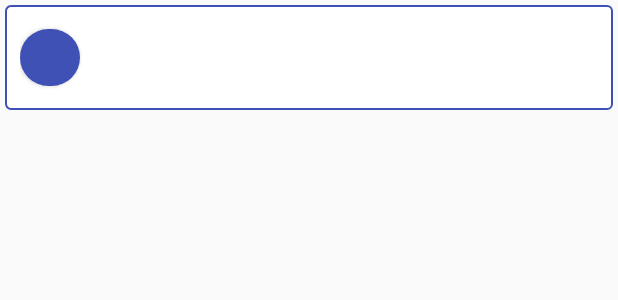
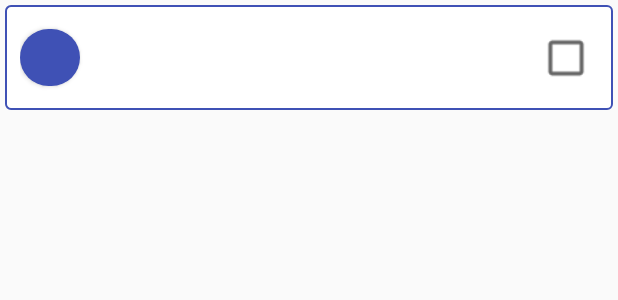
Before and after one commit to carlosesteven/To_Do_List, an Android app: the layout item_tarea.xml on its own in the app's theme, with its tools: preview values and no code run, on a phone screen of 412 x 824 dp. Shown: the top 300 px of the screen. Run offline under Robolectric (Android 15) with nearby library versions, the phone set to English and light mode, and no system bars.

Commit message:
MARCAR TAREA COMO LISTA

```diff
--- a/app/src/main/java/csc/app/todolist/interfaz/activity/AgregarTarea.java
+++ b/app/src/main/java/csc/app/todolist/interfaz/activity/AgregarTarea.java
@@ -12,8 +12,8 @@ import com.google.android.material.floatingactionbutton.FloatingActionButton;
 import com.google.android.material.textfield.TextInputEditText;
 
 import csc.app.todolist.R;
-import csc.app.todolist.room.ViewModel.VM_tareas;
 import csc.app.todolist.room.objetos.Tarea;
+import csc.app.todolist.room.view_model.VM_tareas;
 
 public class AgregarTarea extends AppCompatActivity {
 
--- a/app/src/main/java/csc/app/todolist/interfaz/activity/EditarTarea.java
+++ b/app/src/main/java/csc/app/todolist/interfaz/activity/EditarTarea.java
@@ -13,8 +13,8 @@ import com.google.android.material.floatingactionbutton.FloatingActionButton;
 import com.google.android.material.textfield.TextInputEditText;
 
 import csc.app.todolist.R;
-import csc.app.todolist.room.ViewModel.VM_tareas;
 import csc.app.todolist.room.objetos.Tarea;
+import csc.app.todolist.room.view_model.VM_tareas;
 import io.reactivex.android.schedulers.AndroidSchedulers;
 import io.reactivex.disposables.CompositeDisposable;
 import io.reactivex.disposables.Disposable;
--- a/app/src/main/java/csc/app/todolist/interfaz/activity/ListaTareas.java
+++ b/app/src/main/java/csc/app/todolist/interfaz/activity/ListaTareas.java
@@ -21,8 +21,8 @@ import java.util.List;
 
 import csc.app.todolist.R;
 import csc.app.todolist.interfaz.adaptador.RV_item;
-import csc.app.todolist.room.ViewModel.VM_tareas;
 import csc.app.todolist.room.objetos.Tarea;
+import csc.app.todolist.room.view_model.VM_tareas;
 import io.reactivex.android.schedulers.AndroidSchedulers;
 import io.reactivex.disposables.CompositeDisposable;
 import io.reactivex.disposables.Disposable;
@@ -128,6 +128,7 @@ public class ListaTareas extends AppCompatActivity {
     {
         RV_item adaptador = new RV_item(
                 lista,
+                getBaseContext(),
                 (v, position) -> {
                     Intent editar = new Intent( getBaseContext(), MostrarTarea.class );
                     editar.putExtra( "idTarea", lista.get( position ).getIdTarea() );
--- a/app/src/main/java/csc/app/todolist/interfaz/activity/MostrarTarea.java
+++ b/app/src/main/java/csc/app/todolist/interfaz/activity/MostrarTarea.java
@@ -17,8 +17,8 @@ import com.google.android.material.floatingactionbutton.FloatingActionButton;
 import org.jetbrains.annotations.NotNull;
 
 import csc.app.todolist.R;
-import csc.app.todolist.room.ViewModel.VM_tareas;
 import csc.app.todolist.room.objetos.Tarea;
+import csc.app.todolist.room.view_model.VM_tareas;
 import io.reactivex.android.schedulers.AndroidSchedulers;
 import io.reactivex.disposables.CompositeDisposable;
 import io.reactivex.disposables.Disposable;
--- a/app/src/main/java/csc/app/todolist/room/ViewModel/VM_tareas.java
+++ b/app/src/main/java/csc/app/todolist/room/view_model/VM_tareas.java
@@ -1,4 +1,4 @@
-package csc.app.todolist.room.ViewModel;
+package csc.app.todolist.room.view_model;
 
 import android.app.Application;
 import android.os.AsyncTask;
--- a/app/src/main/res/layout/activity_main.xml
+++ b/app/src/main/res/layout/activity_main.xml
@@ -22,7 +22,7 @@
         app:layout_constraintLeft_toLeftOf="parent"
         app:layout_constraintRight_toRightOf="parent"
 
-        android:background="@drawable/style_item"
+        android:background="@drawable/style_item_normal"
         android:layout_margin="3dp"
         >
         <ImageView
--- a/app/src/main/res/layout/item_tarea.xml
+++ b/app/src/main/res/layout/item_tarea.xml
@@ -4,9 +4,11 @@
     android:layout_height="wrap_content"
     xmlns:app="http://schemas.android.com/apk/res-auto"
 
-    android:background="@drawable/style_item"
+    android:background="@drawable/style_item_normal"
     android:layout_margin="3dp"
     android:padding="10dp"
+
+    android:id="@+id/itemContenedor"
     >
 
     <com.google.android.material.button.MaterialButton
@@ -21,7 +23,6 @@
 
         />
 
-
     <TextView
         android:id="@+id/itemTitulo"
         android:layout_width="0dp"
@@ -30,11 +31,26 @@
         app:layout_constraintTop_toTopOf="@+id/itemColor"
         app:layout_constraintBottom_toBottomOf="@+id/itemColor"
         app:layout_constraintLeft_toRightOf="@+id/itemColor"
-        app:layout_constraintRight_toRightOf="parent"
+        app:layout_constraintRight_toLeftOf="@+id/itemCompleto"
 
         android:layout_marginStart="10dp"
+        android:layout_marginEnd="10dp"
 
         android:maxLines="1"
         />
 
+    <CheckBox
+        android:id="@+id/itemCompleto"
+        android:layout_width="wrap_content"
+        android:layout_height="wrap_content"
+        app:layout_constraintRight_toRightOf="parent"
+        app:layout_constraintTop_toTopOf="parent"
+        app:layout_constraintBottom_toBottomOf="parent"
+
+        android:scaleX="1.3"
+        android:scaleY="1.3"
+
+        android:layout_marginEnd="5dp"
+        />
+
 </androidx.constraintlayout.widget.ConstraintLayout>
--- a/app/src/main/res/layout/mostrar_tarea.xml
+++ b/app/src/main/res/layout/mostrar_tarea.xml
@@ -19,6 +19,8 @@
         app:layout_constraintTop_toTopOf="parent"
         app:layout_constraintLeft_toLeftOf="parent"
         app:layout_constraintRight_toRightOf="parent"
+
+        android:text="Titulo Tarea"
         />
 
     <TextView
@@ -32,6 +34,8 @@
         app:layout_constraintLeft_toLeftOf="parent"
         app:layout_constraintRight_toRightOf="parent"
         app:layout_constraintBottom_toBottomOf="parent"
+
+        android:text="Descripcion Tarea"
         />
 
 
--- a/app/src/main/res/values/strings.xml
+++ b/app/src/main/res/values/strings.xml
@@ -8,13 +8,8 @@
     <string name="menu_borrar">Borrar</string>
     <string name="menu_editar">Editar</string>
 
-
-    <!--
-    <string name="default_web_client_id">AIzaSyA8Z6pFA4GXfziJMTZH2reZ_1mSZ_Zv5Fo</string>
-    -->
     <string name="btn_iniciar_sesion">Iniciar Sesión</string>
     <string name="alert_no_auth">Hola! Bienvenido a To Do List</string>
     <string name="alert_no_tareas">Sin Tareas</string>
     <string name="btn_cerrar_sesion">Cerrar Sesión</string>
-
 </resources>
--- a/app/src/main/res/values/styles.xml
+++ b/app/src/main/res/values/styles.xml
@@ -9,7 +9,6 @@
 
         <item name="android:textColor">@android:color/black</item>
         <item name="android:textColorPrimary">@android:color/white</item>
-
     </style>
 
     <style name="AppTheme.Transparent">
```
Also changed, not shown: app/src/main/java/csc/app/todolist/interfaz/adaptador/RV_item.java (+105 -1 lines), app/src/main/java/csc/app/todolist/room/objetos/Tarea.java (+11 -0 lines), app/src/main/res/drawable/style_item_completado.xml (added, +9 -0 lines), app/src/main/res/drawable/style_item_normal.xml (renamed from app/src/main/res/drawable/style_item.xml), 1 other file.
